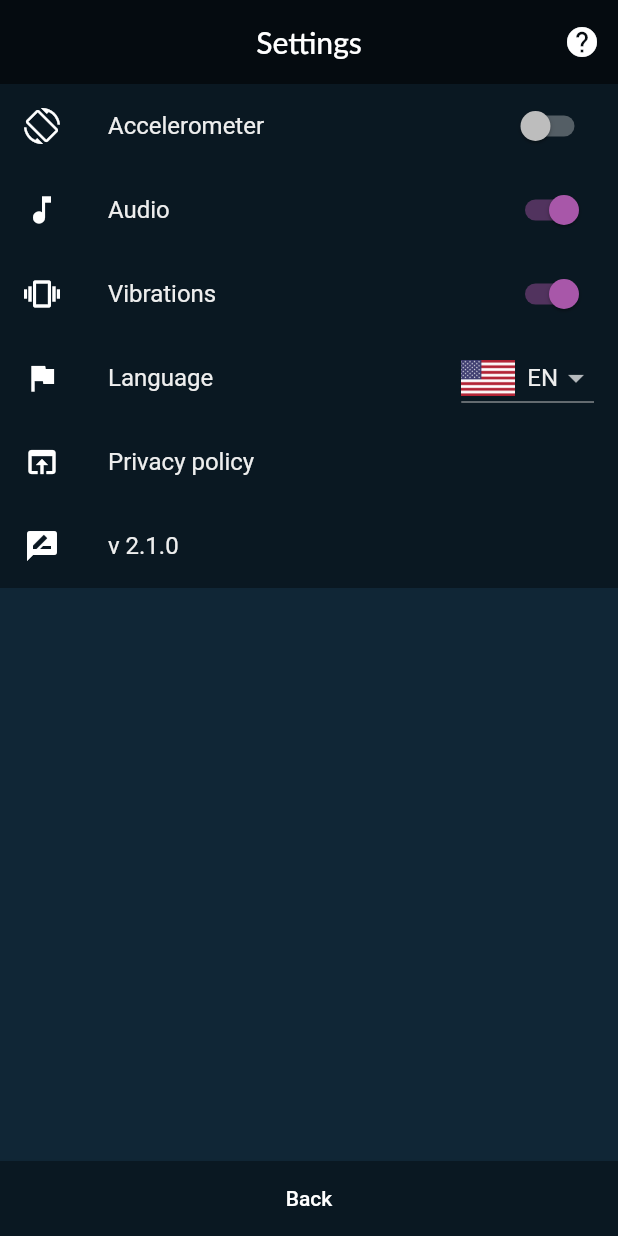
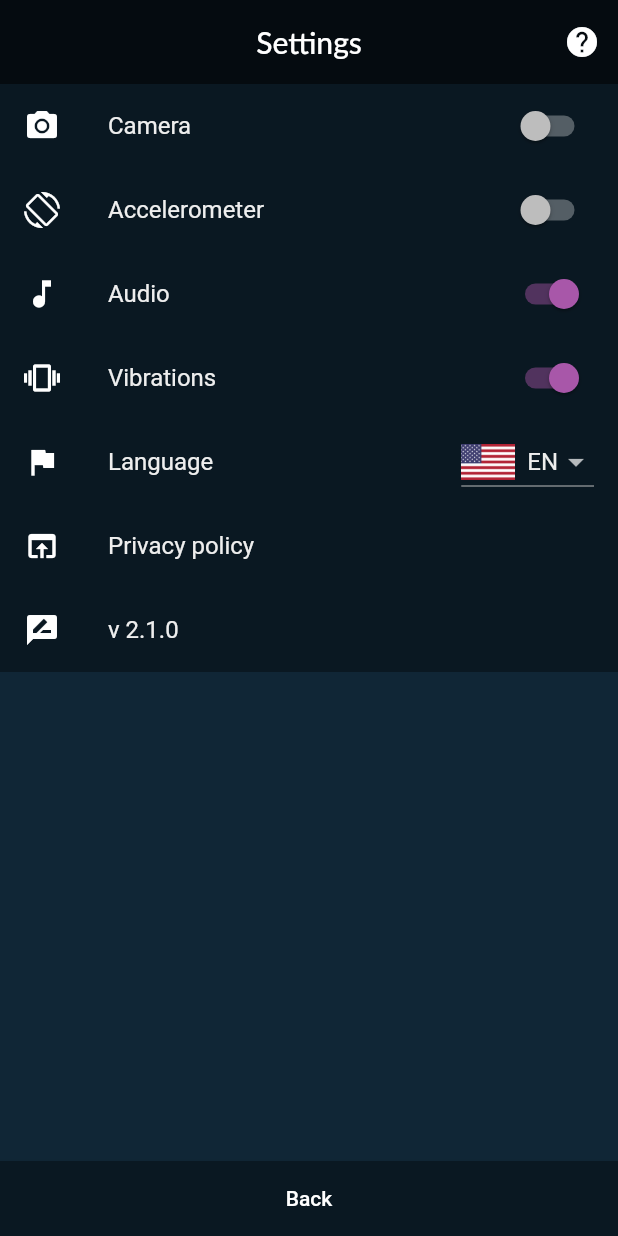
Before and after one commit to vintage/party_flutter, a Flutter app: the SettingsScreen screen opened by its route, on a phone screen of 412 x 824 dp. Run offline on Flutter 3.47's test engine with Material 2 defaults, Android fonts, the phone set to English and light mode, and no system bars; our stand-ins replace audioplayers, camera, carousel_slider, firebase_analytics, firebase_crashlytics, package_info and 5 more; missing offline and left inert: flutter_device_type, launch_review, screen; accounts and stored records are empty; generated files the repository leaves out were written again; project files that could hold a hidden picture were left out.

Commit message:
Allow player to toggle camera from settings page

```diff
--- a/lib/l10n/intl_messages.arb
+++ b/lib/l10n/intl_messages.arb
@@ -1,5 +1,5 @@
 {
-  "@@last_modified": "2019-03-26T11:50:42.313637",
+  "@@last_modified": "2019-04-03T19:42:26.889019",
   "tutorialSkip": "Play",
   "@tutorialSkip": {
     "description": "Button which skips the tutorial and takes the player to the game",
@@ -120,6 +120,12 @@
     "type": "text",
     "placeholders": {}
   },
+  "settingsCamera": "Camera",
+  "@settingsCamera": {
+    "description": "Label for toggling camera support",
+    "type": "text",
+    "placeholders": {}
+  },
   "settingsAccelerometer": "Accelerometer",
   "@settingsAccelerometer": {
     "description": "Label for toggling accelerometer support",
--- a/lib/l10n/intl_messages_en.arb
+++ b/lib/l10n/intl_messages_en.arb
@@ -120,6 +120,12 @@
     "type": "text",
     "placeholders": {}
   },
+  "settingsCamera": "Camera",
+  "@settingsCamera": {
+    "description": "Label for toggling camera support",
+    "type": "text",
+    "placeholders": {}
+  },
   "settingsAccelerometer": "Accelerometer",
   "@settingsAccelerometer": {
     "description": "Label for toggling accelerometer support",
--- a/lib/l10n/intl_messages_pl.arb
+++ b/lib/l10n/intl_messages_pl.arb
@@ -121,6 +121,12 @@
     "type": "text",
     "placeholders": {}
   },
+  "settingsCamera": "Kamera",
+  "@settingsCamera": {
+    "description": "Label for toggling camera support",
+    "type": "text",
+    "placeholders": {}
+  },
   "settingsAccelerometer": "Akcelerometr",
   "@settingsAccelerometer": {
     "description": "Label for toggling accelerometer support",
--- a/lib/localizations.dart
+++ b/lib/localizations.dart
@@ -186,6 +186,14 @@ class AppLocalizations {
     );
   }
 
+  String get settingsCamera {
+    return Intl.message(
+      'Camera',
+      name: 'settingsCamera',
+      desc: 'Label for toggling camera support',
+    );
+  }
+
   String get settingsAccelerometer {
     return Intl.message(
       'Accelerometer',
--- a/lib/store/settings.dart
+++ b/lib/store/settings.dart
@@ -14,14 +14,17 @@ class SettingsModel extends StoreModel {
   bool _isLoading = true;
   bool get isLoading => _isLoading;
 
-  bool _isAudioEnabled = true;
+  bool _isAudioEnabled;
   bool get isAudioEnabled => _isAudioEnabled;
 
-  bool _isRotationControlEnabled = false;
+  bool _isRotationControlEnabled;
   bool get isRotationControlEnabled => _isRotationControlEnabled;
 
-  bool _isVibrationEnabled = true;
+  bool _isVibrationEnabled;
   bool get isVibrationEnabled => _isVibrationEnabled;
+
+  bool _isCameraEnabled;
+  bool get isCameraEnabled => _isCameraEnabled;
 
   int _roundTime;
   int get roundTime => _roundTime;
@@ -42,6 +45,7 @@ class SettingsModel extends StoreModel {
     _isAudioEnabled = repository.isAudioEnabled();
     _isRotationControlEnabled = repository.isRotationControlEnabled();
     _isVibrationEnabled = repository.isVibrationEnabled();
+    _isCameraEnabled = repository.isCameraEnabled();
     _roundTime = repository.getRoundTime();
     _version = await repository.getAppVersion();
     _gamesPlayed = repository.getGamesPlayed();
@@ -64,6 +68,11 @@ class SettingsModel extends StoreModel {
     notifyListeners();
   }
 
+  toggleCamera() async {
+    _isCameraEnabled = repository.toggleCamera();
+    notifyListeners();
+  }
+
   changeRoundTime(int roundTime) async {
     _roundTime = repository.setRoundTime(roundTime);
     notifyListeners();
--- a/lib/ui/screens/camera_preview.dart
+++ b/lib/ui/screens/camera_preview.dart
@@ -27,8 +27,7 @@ class CameraPreviewScreenState extends State<CameraPreviewScreen> {
 
   initCamera() async {
     pictureDir = await PicturesService.getDirectory(context);
-    var cameras = await availableCameras();
-    var frontCamera = cameras.firstWhere((cameraDescription) => cameraDescription.lensDirection == CameraLensDirection.front);
+    var frontCamera = await PicturesService.getCamera();
     if (frontCamera == null) {
       return;
     }
--- a/lib/ui/screens/game_play.dart
+++ b/lib/ui/screens/game_play.dart
@@ -373,9 +373,9 @@ class GamePlayScreenState extends State<GamePlayScreen> {
               ),
         body: Stack(
           children: [
-            Center(child: CameraPreviewScreen()),
+            SettingsModel.of(context).isCameraEnabled ? Center(child: CameraPreviewScreen()) : null,
             buildContent(),
-          ],
+          ].where((o) => o != null).toList(),
         ),
       ),
     );
--- a/pubspec.yaml
+++ b/pubspec.yaml
@@ -34,6 +34,7 @@ dependencies:
   flutter_device_type: ^0.1.0
   rflutter_alert: ^1.0.2
   camera: ^0.4.3+2
+  permission_handler: ^3.0.0
   path_provider: ^0.5.0+1
   carousel_slider: ^1.3.0
 
```
Also changed, not shown: lib/repository/settings.dart (+12 -0 lines), lib/services/pictures.dart (+9 -0 lines), lib/ui/screens/settings.dart (+27 -12 lines), 2 other files.
